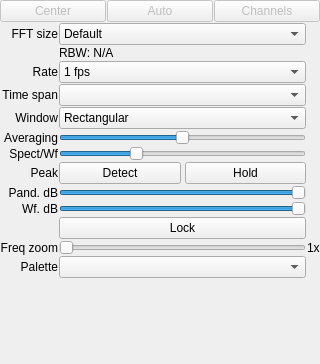
Before: the Qt Designer form ui/FftPanel.ui in BatchDrake/SigDigger, drawn with Qt 5.
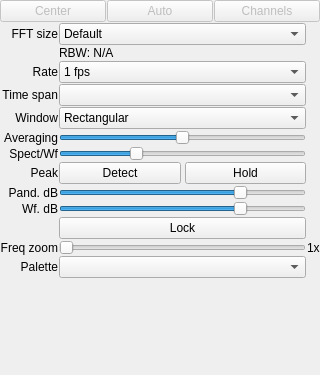
After: the same form once the commit is applied. Custom widgets are drawn as their Qt base class.

Commit message: Change range limits in FFT

What changed in the file:
```diff
--- a/ui/FftPanel.ui
+++ b/ui/FftPanel.ui
@@ -7,7 +7,7 @@
     <x>0</x>
     <y>0</y>
     <width>320</width>
-    <height>364</height>
+    <height>375</height>
    </rect>
   </property>
   <property name="windowTitle">
@@ -49,10 +49,10 @@
    <item row="10" column="1">
     <widget class="ctkRangeSlider" name="wfRange">
      <property name="minimum">
-      <number>-160</number>
+      <number>-120</number>
      </property>
      <property name="maximum">
-      <number>0</number>
+      <number>40</number>
      </property>
      <property name="orientation">
       <enum>Qt::Horizontal</enum>
@@ -323,10 +323,10 @@
    <item row="9" column="1">
     <widget class="ctkRangeSlider" name="pandRange">
      <property name="minimum">
-      <number>-160</number>
+      <number>-120</number>
      </property>
      <property name="maximum">
-      <number>0</number>
+      <number>40</number>
      </property>
      <property name="orientation">
       <enum>Qt::Horizontal</enum>
```
